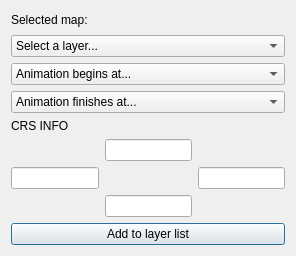
Before: the Qt Designer form libvisor/animation/Animation_add_wcs_layer.ui in IHCantabria/THREDDSExplorer, drawn with Qt 5.
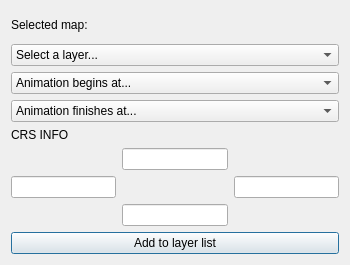
After: the same form once the commit is applied.

Commit message: Fixed bbox issues in WMS animation part + added feedback when loading WCS layers with invalid bbox

```diff
--- a/libvisor/animation/Animation_add_wcs_layer.ui
+++ b/libvisor/animation/Animation_add_wcs_layer.ui
@@ -6,14 +6,14 @@
    <rect>
     <x>0</x>
     <y>0</y>
-    <width>296</width>
-    <height>256</height>
+    <width>350</width>
+    <height>265</height>
    </rect>
   </property>
   <property name="minimumSize">
    <size>
-    <width>296</width>
-    <height>256</height>
+    <width>350</width>
+    <height>265</height>
    </size>
   </property>
   <property name="maximumSize">
@@ -84,7 +84,14 @@
       <widget class="QLineEdit" name="eastBound"/>
      </item>
      <item row="1" column="1">
-      <widget class="QLineEdit" name="northBound"/>
+      <widget class="QLineEdit" name="northBound">
+       <property name="sizePolicy">
+        <sizepolicy hsizetype="Expanding" vsizetype="Fixed">
+         <horstretch>0</horstretch>
+         <verstretch>0</verstretch>
+        </sizepolicy>
+       </property>
+      </widget>
      </item>
      <item row="0" column="0" colspan="3">
       <widget class="QLabel" name="labelCRS">
```
The commit also changes 12 other files.
